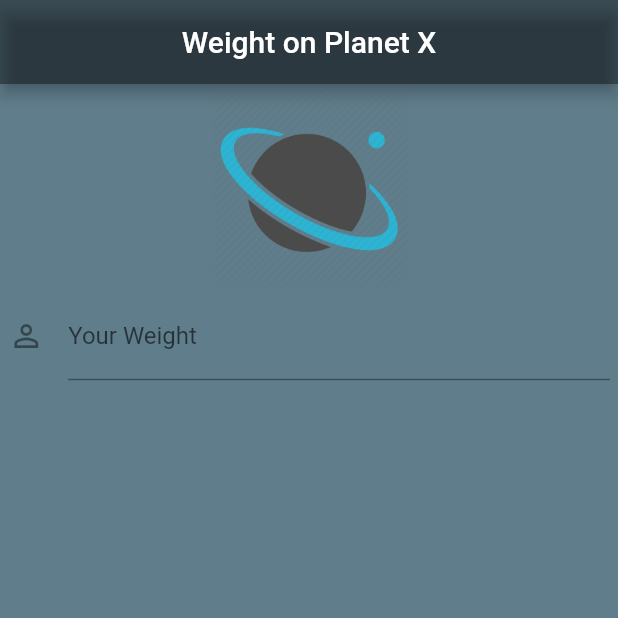
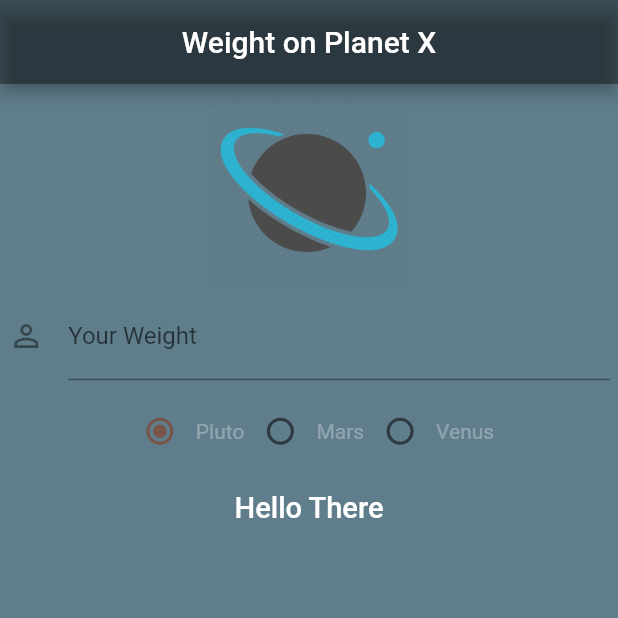
Before and after one commit to cryp73r/Flutter_App_Development, a Flutter app: the screen it shows after launch, on a phone screen of 412 x 824 dp, the top half of it. Run offline on Flutter 3.47's test engine with Material 2 defaults, Android fonts, the phone set to English and light mode, and no system bars; missing offline and left inert: dart:ffi.

Commit message:
Weight on Planet X

```diff
--- a/weightonplanet/lib/ui/home.dart
+++ b/weightonplanet/lib/ui/home.dart
@@ -6,6 +6,16 @@ class Home extends StatefulWidget {
 }
 
 class _HomeState extends State<Home> {
+  int radioValue = 0;
+
+  void handleRadioValueChanged(int value) {
+    setState(() {
+      radioValue = value;
+
+      print(radioValue);
+    });
+  }
+
   @override
   Widget build(BuildContext context) {
     return Scaffold(
@@ -38,6 +48,51 @@ class _HomeState extends State<Home> {
                         hintText: 'In Pounds',
                         icon: Icon(Icons.person_outline)
                     ),
+                  ),
+                  new Padding(padding: new EdgeInsets.all(5.0)),
+                //  three new Radio Button
+                  new Row(
+                    mainAxisAlignment: MainAxisAlignment.center,
+                    children: [
+                      new Radio<int>(
+                        activeColor: Colors.brown,
+                          value: 0, groupValue: radioValue, onChanged: handleRadioValueChanged),
+
+                      new Text(
+                        'Pluto',
+                        style: TextStyle(color: Colors.white30),
+                      ),
+
+                      new Radio<int>(
+                        activeColor: Colors.redAccent,
+                          value: 1, groupValue: radioValue, onChanged: handleRadioValueChanged),
+
+                      new Text(
+                        'Mars',
+                        style: TextStyle(color: Colors.white30),
+                      ),
+
+                      new Radio<int>(
+                        activeColor: Colors.orangeAccent,
+                          value: 2, groupValue: radioValue, onChanged: handleRadioValueChanged),
+
+                      new Text(
+                        'Venus',
+                        style: TextStyle(color: Colors.white30),
+                      )
+                    ],
+                  ),
+                //  Result text
+                  Padding(
+                    padding: const EdgeInsets.all(15.6),
+                    child: new Text(
+                      'Hello There',
+                      style: TextStyle(
+                        color: Colors.white,
+                        fontSize: 19.4,
+                        fontWeight: FontWeight.w500
+                      ),
+                    ),
                   )
                 ],
               ),
```
